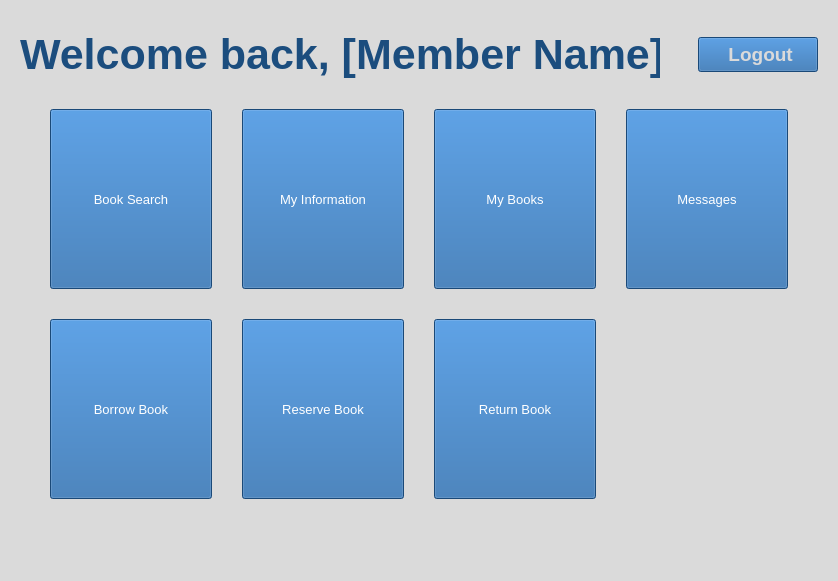
Before: the Qt Designer form membermenu.ui in apteryxxyz/cs106-a2-client, drawn with Qt 5.
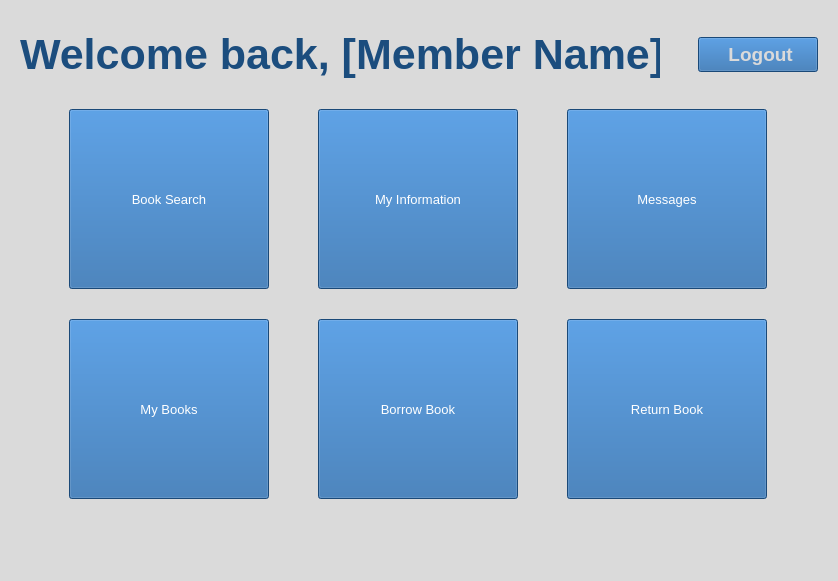
After: the same form once the commit is applied. Icons and pictures are not drawn.

Commit message: Removed button

Patch:
```diff
--- a/membermenu.ui
+++ b/membermenu.ui
@@ -253,7 +253,7 @@
       <property name="spacing">
        <number>30</number>
       </property>
-      <item row="6" column="1">
+      <item row="6" column="2">
        <widget class="QPushButton" name="pushButton_memberInfo">
         <property name="sizePolicy">
          <sizepolicy hsizetype="Minimum" vsizetype="Minimum">
@@ -305,8 +305,60 @@
         </property>
        </widget>
       </item>
+      <item row="6" column="1">
+       <widget class="QPushButton" name="pushButton_bookSearch">
+        <property name="sizePolicy">
+         <sizepolicy hsizetype="Minimum" vsizetype="Minimum">
+          <horstretch>0</horstretch>
+          <verstretch>0</verstretch>
+         </sizepolicy>
+        </property>
+        <property name="minimumSize">
+         <size>
+          <width>50</width>
+          <height>75</height>
+         </size>
+        </property>
+        <property name="maximumSize">
+         <size>
+          <width>200</width>
+          <height>200</height>
+         </size>
+        </property>
+        <property name="sizeIncrement">
+         <size>
+          <width>0</width>
+          <height>0</height>
+         </size>
+        </property>
+        <property name="font">
+         <font>
+          <pointsize>10</pointsize>
+         </font>
+        </property>
+        <property name="styleSheet">
+         <string notr="true">color: white;
+background-color: #2466A8;
+</string>
+        </property>
+        <property name="text">
+         <string>Book Search</string>
+        </property>
+        <property name="icon">
+         <iconset>
+          <normalon>:/icons/icons/book.svg</normalon>
+         </iconset>
+        </property>
+        <property name="iconSize">
+         <size>
+          <width>64</width>
+          <height>64</height>
+         </size>
+        </property>
+       </widget>
+      </item>
       <item row="6" column="3">
-       <widget class="QPushButton" name="pushButton_authorSearch">
+       <widget class="QPushButton" name="pushButton_messages">
         <property name="sizePolicy">
          <sizepolicy hsizetype="Minimum" vsizetype="Minimum">
           <horstretch>0</horstretch>
@@ -342,7 +394,7 @@
 </string>
         </property>
         <property name="text">
-         <string>My Books</string>
+         <string>Messages</string>
         </property>
         <property name="icon">
          <iconset>
@@ -409,111 +461,7 @@
         </property>
        </widget>
       </item>
-      <item row="6" column="5">
-       <widget class="QPushButton" name="pushButton_messages">
-        <property name="sizePolicy">
-         <sizepolicy hsizetype="Minimum" vsizetype="Minimum">
-          <horstretch>0</horstretch>
-          <verstretch>0</verstretch>
-         </sizepolicy>
-        </property>
-        <property name="minimumSize">
-         <size>
-          <width>50</width>
-          <height>75</height>
-         </size>
-        </property>
-        <property name="maximumSize">
-         <size>
-          <width>200</width>
-          <height>200</height>
-         </size>
-        </property>
-        <property name="sizeIncrement">
-         <size>
-          <width>0</width>
-          <height>0</height>
-         </size>
-        </property>
-        <property name="font">
-         <font>
-          <pointsize>10</pointsize>
-         </font>
-        </property>
-        <property name="styleSheet">
-         <string notr="true">color: white;
-background-color: #2466A8;
-</string>
-        </property>
-        <property name="text">
-         <string>Messages</string>
-        </property>
-        <property name="icon">
-         <iconset>
-          <normalon>:/icons/icons/message-square.svg</normalon>
-         </iconset>
-        </property>
-        <property name="iconSize">
-         <size>
-          <width>64</width>
-          <height>64</height>
-         </size>
-        </property>
-       </widget>
-      </item>
-      <item row="6" column="0">
-       <widget class="QPushButton" name="pushButton_bookSearch">
-        <property name="sizePolicy">
-         <sizepolicy hsizetype="Minimum" vsizetype="Minimum">
-          <horstretch>0</horstretch>
-          <verstretch>0</verstretch>
-         </sizepolicy>
-        </property>
-        <property name="minimumSize">
-         <size>
-          <width>50</width>
-          <height>75</height>
-         </size>
-        </property>
-        <property name="maximumSize">
-         <size>
-          <width>200</width>
-          <height>200</height>
-         </size>
-        </property>
-        <property name="sizeIncrement">
-         <size>
-          <width>0</width>
-          <height>0</height>
-         </size>
-        </property>
-        <property name="font">
-         <font>
-          <pointsize>10</pointsize>
-         </font>
-        </property>
-        <property name="styleSheet">
-         <string notr="true">color: white;
-background-color: #2466A8;
-</string>
-        </property>
-        <property name="text">
-         <string>Book Search</string>
-        </property>
-        <property name="icon">
-         <iconset>
-          <normalon>:/icons/icons/book.svg</normalon>
-         </iconset>
-        </property>
-        <property name="iconSize">
-         <size>
-          <width>64</width>
-          <height>64</height>
-         </size>
-        </property>
-       </widget>
-      </item>
-      <item row="7" column="0">
+      <item row="7" column="2">
        <widget class="QPushButton" name="pushButton_bookBorrow">
         <property name="sizePolicy">
          <sizepolicy hsizetype="Minimum" vsizetype="Minimum">
@@ -566,7 +514,7 @@
        </widget>
       </item>
       <item row="7" column="1">
-       <widget class="QPushButton" name="pushButton_bookReserve">
+       <widget class="QPushButton" name="pushButton_authorSearch">
         <property name="sizePolicy">
          <sizepolicy hsizetype="Minimum" vsizetype="Minimum">
           <horstretch>0</horstretch>
@@ -602,7 +550,7 @@
 </string>
         </property>
         <property name="text">
-         <string>Reserve Book</string>
+         <string>My Books</string>
         </property>
         <property name="icon">
          <iconset>
```
Left out of the diff: 6 changed lines with no effect on the pictures.
